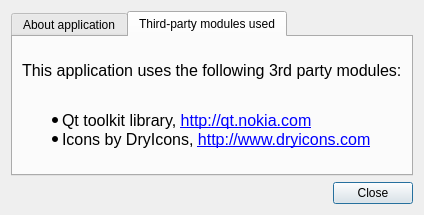
The window that src/dialog_about.ui (gyunaev/karlyriceditor) describes before a commit, drawn with Qt 5.
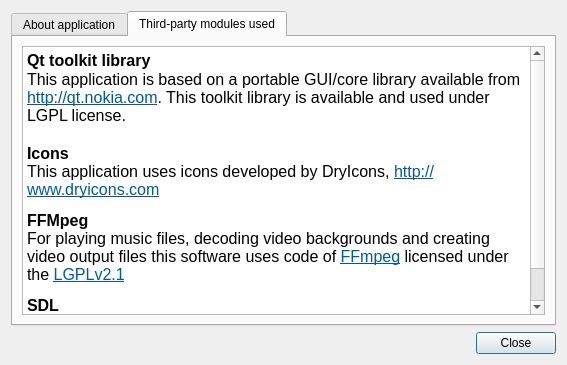
The same window after the commit. The open tabs and pages were chosen to show the change. Icons and pictures are not drawn.

Commit message: - Fixed about dialog - Added new third-party libraries to the About dialog - Code cleanup - Audio player now works properly

Patch:
```diff
--- a/src/dialog_about.ui
+++ b/src/dialog_about.ui
@@ -6,8 +6,8 @@
    <rect>
     <x>0</x>
     <y>0</y>
-    <width>374</width>
-    <height>215</height>
+    <width>567</width>
+    <height>365</height>
    </rect>
   </property>
   <property name="windowTitle">
@@ -67,19 +67,18 @@
       </attribute>
       <layout class="QVBoxLayout" name="verticalLayout_2">
        <item>
-        <widget class="QLabel" name="label">
-         <property name="text">
+        <widget class="QTextBrowser" name="textBrowser">
+         <property name="html">
           <string>&lt;!DOCTYPE HTML PUBLIC &quot;-//W3C//DTD HTML 4.0//EN&quot; &quot;http://www.w3.org/TR/REC-html40/strict.dtd&quot;&gt;
 &lt;html&gt;&lt;head&gt;&lt;meta name=&quot;qrichtext&quot; content=&quot;1&quot; /&gt;&lt;style type=&quot;text/css&quot;&gt;
 p, li { white-space: pre-wrap; }
 &lt;/style&gt;&lt;/head&gt;&lt;body style=&quot; font-family:'Liberation Sans'; font-size:12pt; font-weight:400; font-style:normal;&quot;&gt;
-&lt;p style=&quot; margin-top:0px; margin-bottom:0px; margin-left:0px; margin-right:0px; -qt-block-indent:0; text-indent:0px;&quot;&gt;This application uses the following 3rd party modules:&lt;/p&gt;
+&lt;p style=&quot; margin-top:0px; margin-bottom:0px; margin-left:0px; margin-right:0px; -qt-block-indent:0; text-indent:0px;&quot;&gt;&lt;span style=&quot; font-weight:600;&quot;&gt;Qt toolkit library&lt;/span&gt;&lt;/p&gt;
+&lt;p style=&quot; margin-top:0px; margin-bottom:0px; margin-left:0px; margin-right:0px; -qt-block-indent:0; text-indent:0px;&quot;&gt;This application is based on a portable GUI/core library available from  &lt;a href=&quot;http://qt.nokia.com&quot;&gt;&lt;span style=&quot; text-decoration: underline; color:#0057ae;&quot;&gt;http://qt.nokia.com&lt;/span&gt;&lt;/a&gt;. This toolkit library is available and used under LGPL license.&lt;/p&gt;
 &lt;p style=&quot;-qt-paragraph-type:empty; margin-top:0px; margin-bottom:0px; margin-left:0px; margin-right:0px; -qt-block-indent:0; text-indent:0px;&quot;&gt;&lt;/p&gt;
-&lt;ul&gt;
-&lt;li&gt;Qt toolkit library, &lt;a href=&quot;http://qt.nokia.com&quot;&gt;&lt;span style=&quot; text-decoration: underline; color:#0000ff;&quot;&gt;http://qt.nokia.com&lt;/span&gt;&lt;/a&gt;
-&lt;li&gt;Icons by DryIcons, &lt;a href=&quot;http://www.dryicons.com&quot;&gt;&lt;span style=&quot; text-decoration: underline; color:#0000ff;&quot;&gt;http://www.dryicons.com&lt;/span&gt;&lt;/a&gt;
-&lt;/ul&gt;
-&lt;/body&gt;&lt;/html&gt;</string>
+&lt;p style=&quot; margin-top:0px; margin-bottom:12px; margin-left:0px; margin-right:0px; -qt-block-indent:0; text-indent:0px;&quot;&gt;&lt;span style=&quot; font-weight:600;&quot;&gt;Icons&lt;/span&gt;&lt;br /&gt;This application uses icons developed by DryIcons, &lt;a href=&quot;http://www.dryicons.com&quot;&gt;&lt;span style=&quot; text-decoration: underline; color:#0057ae;&quot;&gt;http://www.dryicons.com&lt;/span&gt;&lt;/a&gt;&lt;/p&gt;
+&lt;p style=&quot; margin-top:0px; margin-bottom:12px; margin-left:0px; margin-right:0px; -qt-block-indent:0; text-indent:0px;&quot;&gt;&lt;span style=&quot; font-weight:600;&quot;&gt;FFMpeg&lt;/span&gt;&lt;br /&gt;For playing music files, decoding video backgrounds and creating video output files this software uses code of &lt;a href=&quot;http://ffmpeg.org&quot;&gt;&lt;span style=&quot; text-decoration: underline; color:#0057ae;&quot;&gt;FFmpeg&lt;/span&gt;&lt;/a&gt; licensed under the &lt;a href=&quot;http://www.gnu.org/licenses/old-licenses/lgpl-2.1.html&quot;&gt;&lt;span style=&quot; text-decoration: underline; color:#0057ae;&quot;&gt;LGPLv2.1&lt;/span&gt;&lt;/a&gt;&lt;/p&gt;
+&lt;p style=&quot; margin-top:0px; margin-bottom:12px; margin-left:0px; margin-right:0px; -qt-block-indent:0; text-indent:0px;&quot;&gt;&lt;span style=&quot; font-weight:600;&quot;&gt;SDL&lt;/span&gt;&lt;br /&gt;For playing music files this software uses the &lt;a href=&quot;http://www.libsdl.org&quot;&gt;&lt;span style=&quot; text-decoration: underline; color:#0057ae;&quot;&gt;Simple DirectMedia Layer library&lt;/span&gt;&lt;/a&gt; licensed under the &lt;a href=&quot;http://www.gnu.org/licenses/old-licenses/lgpl-2.1.html&quot;&gt;&lt;span style=&quot; text-decoration: underline; color:#0057ae;&quot;&gt;LGPL license&lt;/span&gt;&lt;/a&gt;&lt;/p&gt;&lt;/body&gt;&lt;/html&gt;</string>
          </property>
          <property name="openExternalLinks">
           <bool>true</bool>
```
Left out of the diff: 3 changed lines with no effect on the pictures. The commit also changes 7 other files.
